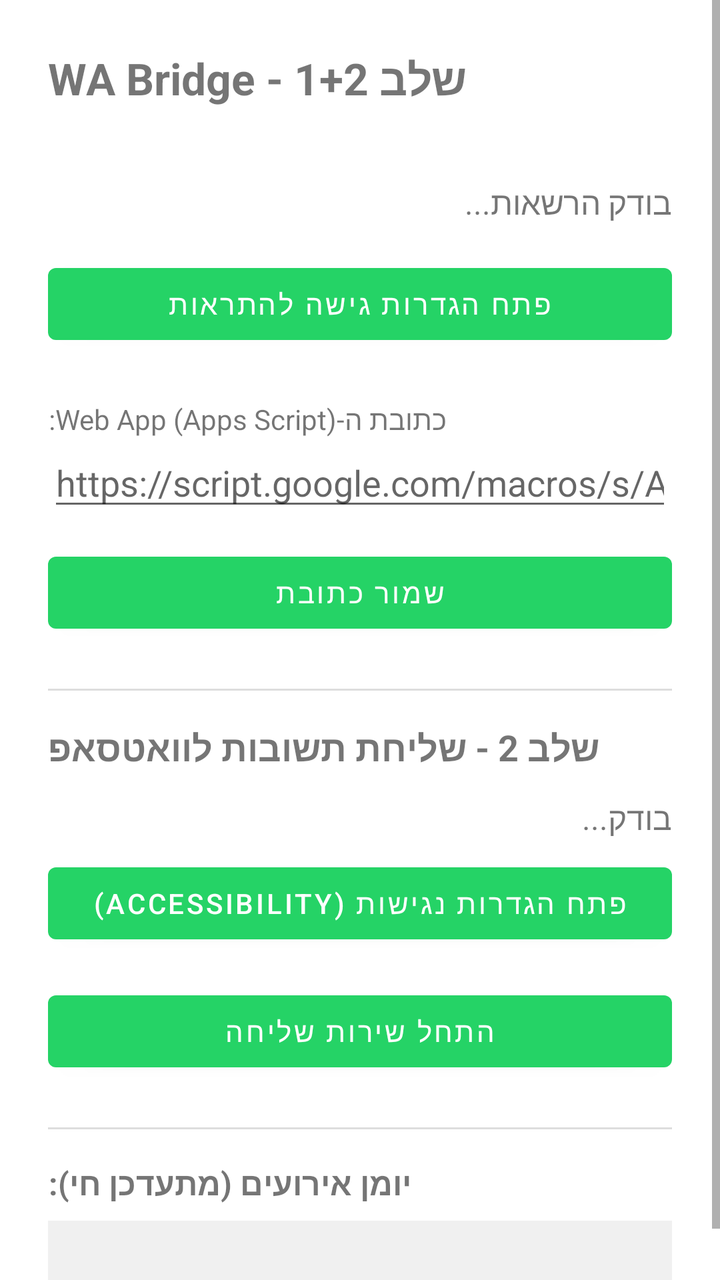
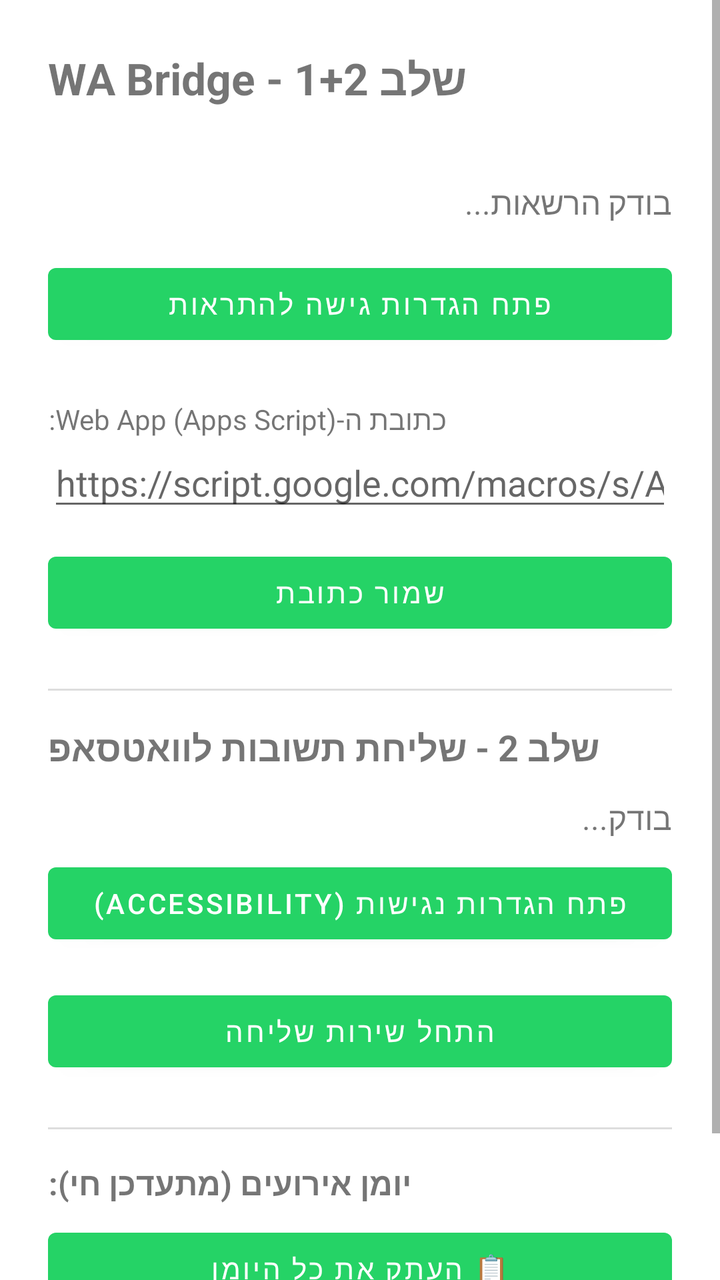

Before-and-after screenshots of an Android layout around one commit, followed by the original layout XML and the change that was made.
<!-- AndroidManifest.xml: application theme Theme.WaBridge -->
<!-- res/layout/activity_main.xml -->
<?xml version="1.0" encoding="utf-8"?>
<ScrollView xmlns:android="http://schemas.android.com/apk/res/android"
    android:layout_width="match_parent"
    android:layout_height="match_parent">

<LinearLayout
    android:layout_width="match_parent"
    android:layout_height="wrap_content"
    android:orientation="vertical"
    android:padding="24dp">

    <TextView
        android:id="@+id/tvTitle"
        android:layout_width="wrap_content"
        android:layout_height="wrap_content"
        android:text="WA Bridge - שלב 1+2"
        android:textSize="22sp"
        android:textStyle="bold"
        android:layout_marginBottom="4dp" />

    <TextView
        android:id="@+id/tvBuildTag"
        android:layout_width="wrap_content"
        android:layout_height="wrap_content"
        android:text=""
        android:textSize="12sp"
        android:textColor="#999999"
        android:layout_marginBottom="16dp" />

    <TextView
        android:id="@+id/tvStatus"
        android:layout_width="match_parent"
        android:layout_height="wrap_content"
        android:text="בודק הרשאות..."
        android:textSize="16sp"
        android:layout_marginBottom="16dp" />

    <Button
        android:id="@+id/btnGrantAccess"
        android:layout_width="match_parent"
        android:layout_height="wrap_content"
        android:text="פתח הגדרות גישה להתראות"
        android:layout_marginBottom="24dp" />

    <TextView
        android:layout_width="wrap_content"
        android:layout_height="wrap_content"
        android:text="כתובת ה-Web App (Apps Script):"
        android:textSize="14sp" />

    <EditText
        android:id="@+id/etWebAppUrl"
        android:layout_width="match_parent"
        android:layout_height="wrap_content"
        android:hint="https://script.google.com/macros/s/AKfy.../exec"
        android:inputType="textUri"
        android:layout_marginBottom="12dp" />

    <Button
        android:id="@+id/btnSaveUrl"
        android:layout_width="match_parent"
        android:layout_height="wrap_content"
        android:text="שמור כתובת" />

    <View
        android:layout_width="match_parent"
        android:layout_height="1dp"
        android:background="#DDDDDD"
        android:layout_marginTop="24dp"
        android:layout_marginBottom="16dp" />

    <TextView
        android:layout_width="wrap_content"
        android:layout_height="wrap_content"
        android:text="שלב 2 - שליחת תשובות לוואטסאפ"
        android:textSize="18sp"
        android:textStyle="bold"
        android:layout_marginBottom="12dp" />

    <TextView
        android:id="@+id/tvAccessibilityStatus"
        android:layout_width="match_parent"
        android:layout_height="wrap_content"
        android:text="בודק..."
        android:textSize="16sp"
        android:layout_marginBottom="8dp" />

    <Button
        android:id="@+id/btnGrantAccessibility"
        android:layout_width="match_parent"
        android:layout_height="wrap_content"
        android:text="פתח הגדרות נגישות (Accessibility)"
        android:layout_marginBottom="16dp" />

    <Button
        android:id="@+id/btnTogglePolling"
        android:layout_width="match_parent"
        android:layout_height="wrap_content"
        android:text="התחל שירות שליחה" />

    <View
        android:layout_width="match_parent"
        android:layout_height="1dp"
        android:background="#DDDDDD"
        android:layout_marginTop="24dp"
        android:layout_marginBottom="16dp" />

    <TextView
        android:layout_width="wrap_content"
        android:layout_height="wrap_content"
        android:text="יומן אירועים (מתעדכן חי):"
        android:textSize="16sp"
        android:textStyle="bold"
        android:layout_marginBottom="8dp" />

    <TextView
        android:id="@+id/tvLastEvent"
        android:layout_width="match_parent"
        android:layout_height="wrap_content"
        android:text=""
        android:textSize="12sp"
        android:fontFamily="monospace"
        android:textColor="#333333"
        android:background="#F0F0F0"
        android:padding="8dp" />

</LinearLayout>
</ScrollView>
<!-- resources referenced by this layout -->
<resources>
  <style name="Theme.WaBridge" parent="Theme.MaterialComponents.DayNight.NoActionBar">
          <item name="colorPrimary">#25D366</item>
          <item name="colorPrimaryDark">#128C7E</item>
          <item name="colorAccent">#25D366</item>
      </style>
</resources>

<!-- the commit's change to res/layout/activity_main.xml (unified diff, before → after) -->
@@ -113,6 +113,13 @@
         android:textStyle="bold"
         android:layout_marginBottom="8dp" />
 
+    <Button
+        android:id="@+id/btnCopyLog"
+        android:layout_width="match_parent"
+        android:layout_height="wrap_content"
+        android:text="📋 העתק את כל היומן"
+        android:layout_marginBottom="8dp" />
+
     <TextView
         android:id="@+id/tvLastEvent"
         android:layout_width="match_parent"
